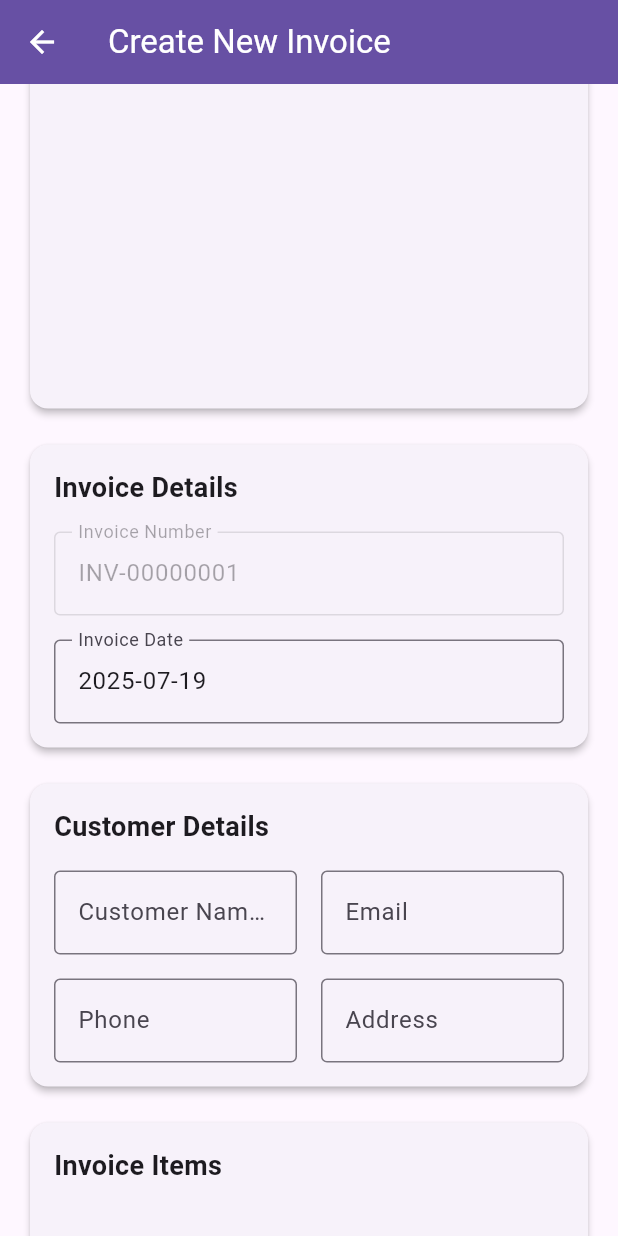
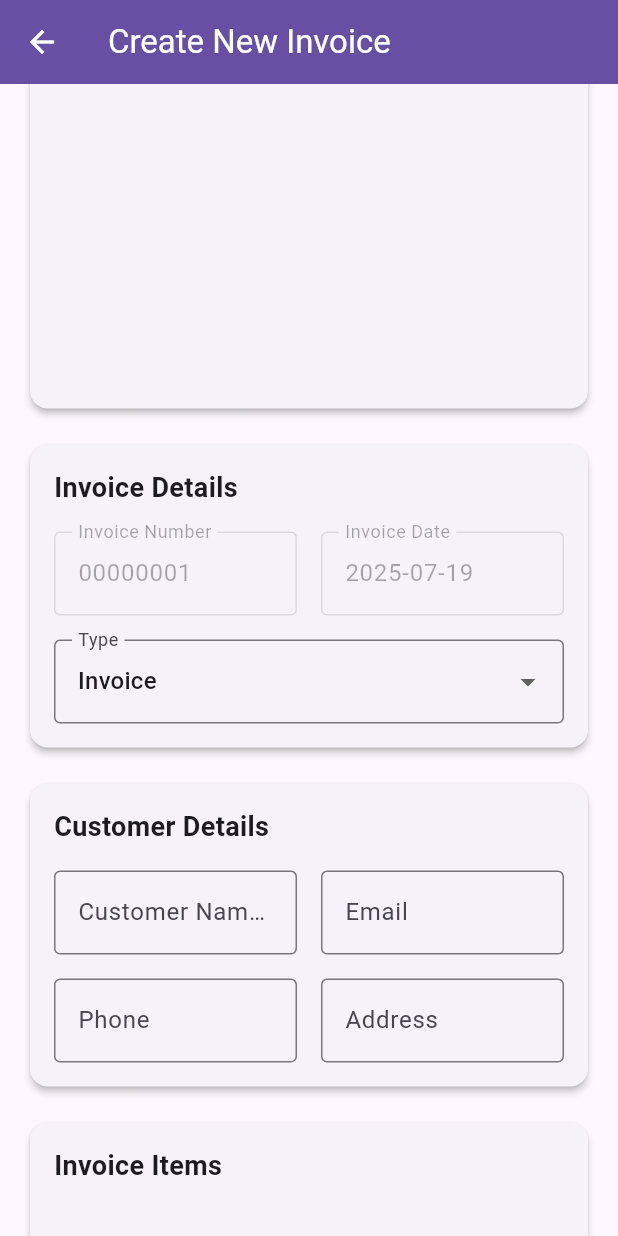
Before and after one commit to Anooppandikashala/invoiso, a Flutter app: the InvoiceManagement screen opened directly, scrolled down 576 dp, on a phone screen of 412 x 824 dp. Run offline on Flutter 3.47's test engine with Material 3 defaults, Android fonts, the phone set to English and light mode, and no system bars; our stand-ins replace csv, file_picker, open_file, pdf, permission_handler and 4 more; missing offline and left inert: dart:ffi, downloads_path_provider_28, syncfusion_flutter_pdfviewer; accounts and stored records are empty.

Commit message:
ADDED invoice type

```diff
--- a/lib/database/database_helper.dart
+++ b/lib/database/database_helper.dart
@@ -62,6 +62,7 @@ class DatabaseHelper {
         date TEXT,
         notes TEXT,
         taxRate REAL,
+        type TEXT,
         FOREIGN KEY (customer_id) REFERENCES customers(id)
       )
     ''');
@@ -303,6 +304,7 @@ class DatabaseHelper {
       'date': invoice.date.toIso8601String(),
       'notes': invoice.notes,
       'taxRate': invoice.taxRate,
+      'type':invoice.type
     });
 
     for (var item in invoice.items) {
@@ -355,6 +357,7 @@ class DatabaseHelper {
       date: DateTime.parse(i['date'] as String),
       notes: i['notes'] as String?,
       taxRate: i['taxRate'] as double,
+      type: i['type'] as String,
     );
   }
 
@@ -474,6 +477,7 @@ class DatabaseHelper {
       final dateString = map['date'] as String?;
       final notes = map['notes'] as String?;
       final taxRateRaw = map['tax_rate'];
+      final type = map['type'] as String;
 
       if (customerId == null || invoiceId == null || dateString == null) {
         continue; // skip malformed rows
@@ -492,6 +496,7 @@ class DatabaseHelper {
           date: DateTime.tryParse(dateString) ?? DateTime.now(),
           notes: notes ?? '',
           taxRate: (taxRateRaw is int) ? taxRateRaw.toDouble() : (taxRateRaw as double? ?? 0.0),
+          type: type
         ),
       );
     }
@@ -555,5 +560,6 @@ class DatabaseHelper {
     await db.delete('invoices');
     await db.delete('customers');
     await db.delete('products');
+    await db.delete('users');
   }
 }
--- a/lib/models/invoice.dart
+++ b/lib/models/invoice.dart
@@ -8,12 +8,14 @@ class Invoice {
   DateTime date;
   String? notes;
   double taxRate;
+  String type;
 
   Invoice({
     required this.id,
     required this.customer,
     required this.items,
     required this.date,
+    required this.type,
     this.notes,
     this.taxRate = 0.1, // 10% default tax
   });
--- a/lib/screens/create_invoice_screen.dart
+++ b/lib/screens/create_invoice_screen.dart
@@ -36,6 +36,8 @@ class _InvoiceManagementState extends State<InvoiceManagement> {
   final _invoiceItemsScrollController = ScrollController();
 
   bool isTaxEnabled = true;
+
+  String invoiceType = 'Invoice'; // default value
 
   double taxRate = 0.18;
   Invoice? _invoice;
@@ -177,6 +179,7 @@ class _InvoiceManagementState extends State<InvoiceManagement> {
         date: DateTime.now(),
         notes: notesController.text.isNotEmpty ? notesController.text : null,
         taxRate: taxRate,
+        type: invoiceType
       );
 
       await dbHelper.insertInvoice(invoice);
@@ -428,37 +431,73 @@ class _InvoiceManagementState extends State<InvoiceManagement> {
         child: Column(
           crossAxisAlignment: CrossAxisAlignment.start,
           children: [
-            const Text(
-              'Invoice Details',
-              style: TextStyle(
+            Text(
+              '$invoiceType Details',
+              style: const TextStyle(
                 fontSize: 18,
                 fontWeight: FontWeight.bold,
               ),
             ),
             AppSpacing.hMedium,
-            TextField(
+            Row(
+              children: [
+                Expanded(
+                  child: TextField(
                     controller: TextEditingController(text: currentInvoiceNumber),
                     readOnly: true,
                     enabled: false,
-              decoration: const InputDecoration(
-                labelText: 'Invoice Number',
-                border: OutlineInputBorder(),
+                    decoration: InputDecoration(
+                      labelText: '$invoiceType Number',
+                      border: const OutlineInputBorder(),
                     ),
                   ),
-            AppSpacing.hMedium,
-            TextField(
+                ),
+                AppSpacing.wMedium,
+                Expanded(
+                  child: TextField(
                     controller: TextEditingController(text: DateTime.now().toString().substring(0, 10)),
                     readOnly: true,
-              //enabled: false,
+                    enabled: false,
                     decoration: const InputDecoration(
                       labelText: 'Invoice Date',
                       border: OutlineInputBorder(),
                     ),
                   ),
+                )
+              ],
+            ),
+            AppSpacing.hMedium,
+            DropdownButtonFormField<String>(
+              value: invoiceType,
+              decoration: const InputDecoration(
+                labelText: 'Type',
+                border: OutlineInputBorder(),
+              ),
+              items: const [
+                DropdownMenuItem(value: 'Invoice', child: Text('Invoice')),
+                DropdownMenuItem(value: 'Quotation', child: Text('Quotation')),
+              ],
+              onChanged: (value) {
+                if (value != null)
+                {
+                  resetValues(value);
+                }
+              },
+            )
           ],
         ),
       ),
     );
+  }
+
+  Future<void> resetValues(String invoiceType_) async
+  {
+    final invType = await InvoiceServices.generateNextInvoiceNumber();
+    setState(() {
+      invoiceType = invoiceType_;
+      currentInvoiceNumber = invType;
+      _invoice = null;
+    });
   }
 
   Widget _customerDetailsForm() {
@@ -541,9 +580,9 @@ class _InvoiceManagementState extends State<InvoiceManagement> {
             children: [
               Padding(
                 padding: const EdgeInsets.all(16),
-                child: const Text(
-                  'Invoice Items',
-                  style: TextStyle(
+                child: Text(
+                  '${invoiceType} Items',
+                  style: const TextStyle(
                     fontSize: 18,
                     fontWeight: FontWeight.bold,
                   ),
@@ -710,9 +749,9 @@ class _InvoiceManagementState extends State<InvoiceManagement> {
                   backgroundColor: Theme.of(context).primaryColor,
                   foregroundColor: Colors.white,
                 ),
-                child: const Text(
-                  'Create Invoice',
-                  style: TextStyle(fontSize: 16),
+                child: Text(
+                  'Create ${invoiceType.toString()}',
+                  style: const TextStyle(fontSize: 16),
                 ),
               ),
             ),
@@ -756,6 +795,81 @@ class _InvoiceManagementState extends State<InvoiceManagement> {
     );
   }
 
+  Widget buildInvoiceSuccessScreen()
+  {
+     return Scaffold(
+       body: Center(
+         child: Card(
+           elevation: 4,
+           margin: const EdgeInsets.all(32),
+           child: Padding(
+             padding: const EdgeInsets.all(24),
+             child: Column(
+               mainAxisSize: MainAxisSize.min,
+               children: [
+                 const Icon(Icons.check_circle_outline, color: Colors.green, size: 80),
+                 AppSpacing.hXlarge,
+                 const Text(
+                   'Invoice Created Successfully!',
+                   style: TextStyle(fontSize: 20, fontWeight: FontWeight.bold),
+                 ),
+                 AppSpacing.hSmall,
+                 Text('Invoice ID: ${_invoice?.id}'),
+                 AppSpacing.hXlarge,
+                 Row(
+                   mainAxisSize: MainAxisSize.min,
+                   mainAxisAlignment: MainAxisAlignment.spaceEvenly,
+                   children: [
+                     IconButton(
+                       icon: _invoice != null ? const Icon(Icons.visibility,color: Colors.green,) : const Icon(Icons.visibility),
+                       onPressed: _invoice != null
+                           ? () => InvoiceServices.showInvoiceDetails(
+                           context, _invoice!)
+                           : null,
+                       tooltip: 'View Details',
+                       iconSize: 28,
+                     ),
+                     AppSpacing.wXlarge,
+                     IconButton(
+                       icon: _invoice != null ? const Icon(Icons.picture_as_pdf,color: Colors.purple,) :  const Icon(Icons.picture_as_pdf),
+                       onPressed: _invoice != null
+                           ? () => InvoiceServices.previewPDF(context, _invoice!)
+                           : null,
+                       tooltip: 'Preview PDF',
+                       iconSize: 28,
+                     ),
+                     AppSpacing.wXlarge,
+                     IconButton(
+                       icon: _invoice != null ? const Icon(Icons.print,color: Colors.black,) : const Icon(Icons.print),
+                       onPressed: _invoice != null
+                           ? () => InvoiceServices.generatePDF(context, _invoice!)
+                           : null,
+                       tooltip: 'Print PDF',
+                       iconSize: 28,
+                     ),
+                   ],
+                 ),
+                 AppSpacing.hXlarge,
+                 ElevatedButton(
+                   style: ElevatedButton.styleFrom(
+                     minimumSize:  Size(MediaQuery.sizeOf(context).width*0.15 , 50),
+                     backgroundColor: Theme.of(context).primaryColor,
+                     foregroundColor: Colors.white,
+                   ),
+                   onPressed: () {
+                     // or navigate to home
+                     resetValues("Invoice");
+                   },
+                   child: const Text('Create New Invoice'),
+                 ),
+               ],
+             ),
+           ),
+         ),
+       ),
+     );
+  }
+
   @override
   Widget build(BuildContext context) {
     double subtotal = invoiceItems.fold(0.0, (sum, item) => sum + item.total);
@@ -764,12 +878,13 @@ class _InvoiceManagementState extends State<InvoiceManagement> {
 
     return Scaffold(
       appBar: AppBar(
-        title: const Text('Create New Invoice'),
+        title: Text('Create New ${invoiceType}'),
         backgroundColor: Theme.of(context).primaryColor,
         foregroundColor: Colors.white,
         elevation: 0,
       ),
-      body: LayoutBuilder(
+      body: _invoice != null ? buildInvoiceSuccessScreen() :
+      LayoutBuilder(
         builder: (context, constraints) {
           // Responsive breakpoints
           bool isDesktop = constraints.maxWidth > 1200;
--- a/lib/screens/invoice_list_screen.dart
+++ b/lib/screens/invoice_list_screen.dart
@@ -91,6 +91,7 @@ class _InvoiceListState extends State<InvoiceList> {
                   DataColumn(label: Text('Invoice ID',style: TextStyle(color: Colors.white,fontSize: 18),)),
                   DataColumn(label: Text('Customer',style: TextStyle(color: Colors.white,fontSize: 18),)),
                   DataColumn(label: Text('Date',style: TextStyle(color: Colors.white,fontSize: 18),)),
+                  DataColumn(label: Text('Type',style: TextStyle(color: Colors.white,fontSize: 18),)),
                   DataColumn(label: Text('Items',style: TextStyle(color: Colors.white,fontSize: 18),)),
                   DataColumn(label: Text('Total',style: TextStyle(color: Colors.white,fontSize: 18),)),
                   DataColumn(label: Text('Actions',style: TextStyle(color: Colors.white,fontSize: 18),)),
@@ -109,6 +110,7 @@ class _InvoiceListState extends State<InvoiceList> {
                     DataCell(Text('#${invoice.id}',style: TextStyle(color: Colors.black,fontSize: 16),)),
                     DataCell(Text(invoice.customer.name,style: TextStyle(color: Colors.black,fontSize: 16),)),
                     DataCell(Text(invoice.date.toString().split(' ')[0],style: TextStyle(color: Colors.black,fontSize: 16),)),
+                    DataCell(Text(invoice.type.toString(),style: TextStyle(color: Colors.black,fontSize: 16),)),
                     DataCell(Text(invoice.items.length.toString(),style: TextStyle(color: Colors.black,fontSize: 16),)),
                     DataCell(Text("Rs: ${invoice.total.toStringAsFixed(2)}",style: TextStyle(color: Colors.black,fontSize: 16),)),
                     DataCell(Row(
--- a/lib/screens/splash_screen.dart
+++ b/lib/screens/splash_screen.dart
@@ -19,6 +19,9 @@ class _SplashScreenState extends State<SplashScreen> {
     await DatabaseHelper().database;
     // safe check before using context
     if (!mounted) return;
+
+    print(DatabaseHelper.path);
+
     Navigator.pushReplacement(
       context,
       MaterialPageRoute(builder: (context) => const LoginScreen()),
--- a/lib/services/invoice_services.dart
+++ b/lib/services/invoice_services.dart
@@ -151,7 +151,7 @@ class InvoiceServices
 
     // Format to 8 digits
     final formatted = nextNumber.toString().padLeft(8, '0');
-    return "INV-$formatted";
+    return formatted;
   }
 
 }
```
Lines whose indentation alone changed are shown as unchanged.
